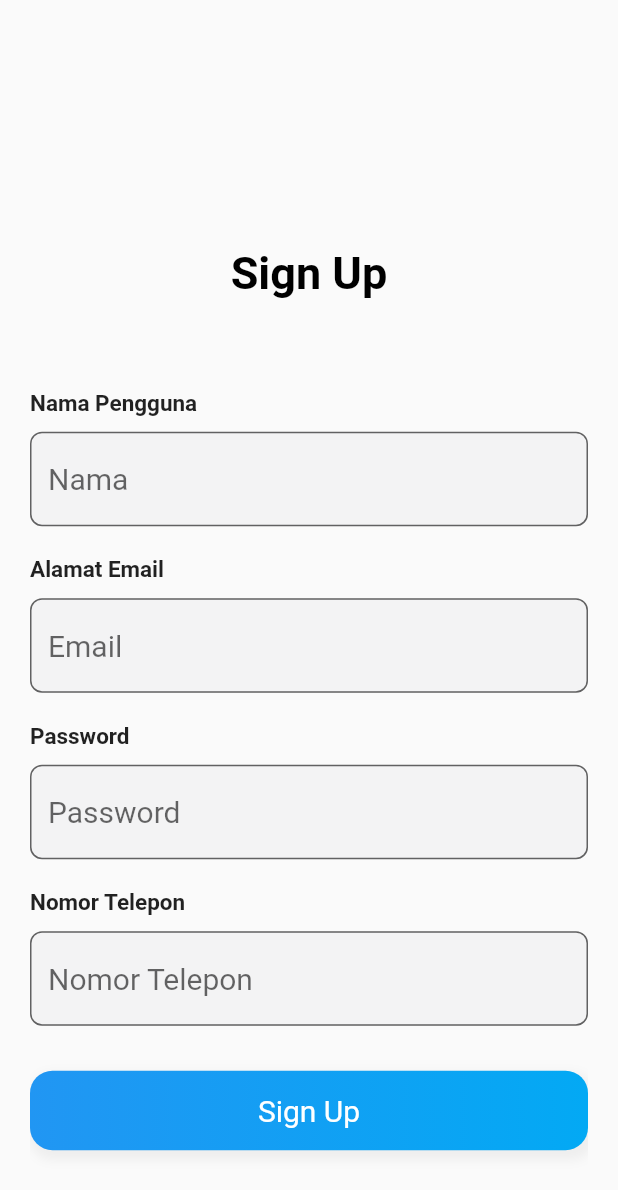
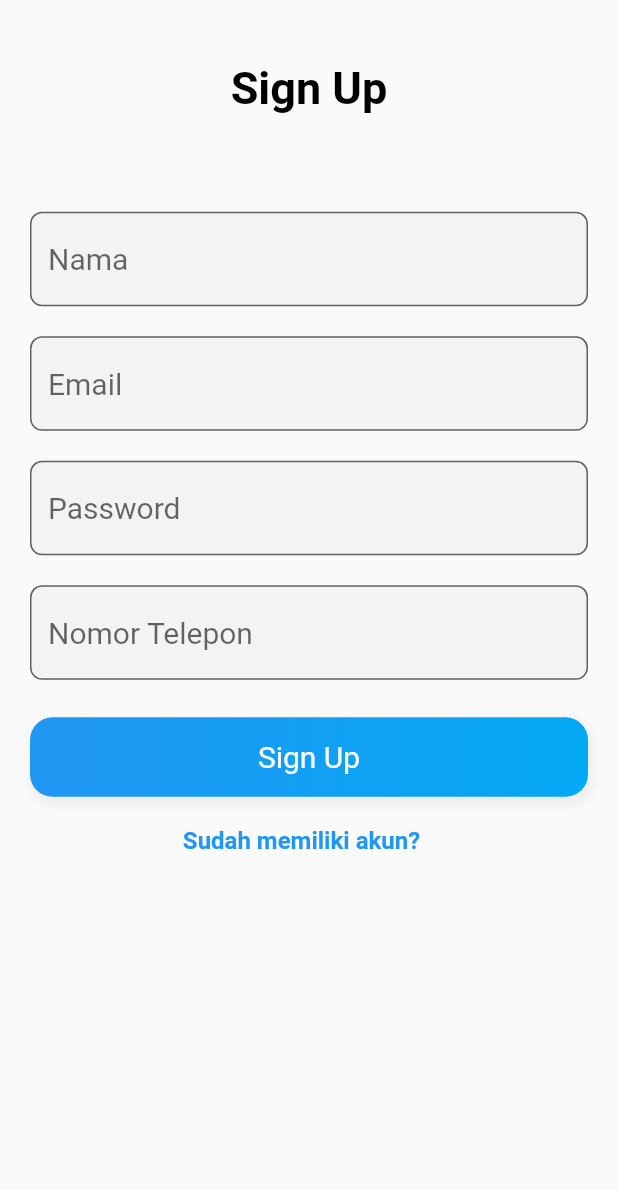
Before and after one commit to Madjidmarwan/Android-App-JobTasker, a Flutter app: the screen it shows after launch, on a phone screen of 412 x 824 dp. Shown: the top 1190 px of the screen. Run offline on Flutter 3.47's test engine with Material 2 defaults, Android fonts, the phone set to English and light mode, and no system bars.

Commit message:
Changed some widget to match the mockup

```diff
--- a/lib/screens/signup_page.dart
+++ b/lib/screens/signup_page.dart
@@ -32,7 +32,7 @@ class _SignUpPageState extends State<SignUpPage> {
                     crossAxisAlignment: CrossAxisAlignment.center,
                     mainAxisAlignment: MainAxisAlignment.center,
                     children: <Widget>[
-                      SizedBox(height: height * .2),
+                      SizedBox(height: height * .05),
                       RichText(
                         textAlign: TextAlign.center,
                         text: const TextSpan(
@@ -51,18 +51,11 @@ class _SignUpPageState extends State<SignUpPage> {
                         children: <Widget>[
                           Container(
                             margin: EdgeInsets.symmetric(
-                              vertical: 10,
+                              vertical: 5,
                             ),
                             child: Column(
                               crossAxisAlignment: CrossAxisAlignment.start,
                               children: <Widget>[
-                                Text(
-                                  "Nama Pengguna",
-                                  style: TextStyle(
-                                    fontWeight: FontWeight.bold,
-                                    fontSize: 15,
-                                  ),
-                                ),
                                 SizedBox(
                                   height: 10,
                                 ),
@@ -90,18 +83,11 @@ class _SignUpPageState extends State<SignUpPage> {
                           ),
                           Container(
                             margin: EdgeInsets.symmetric(
-                              vertical: 10,
+                              vertical: 5,
                             ),
                             child: Column(
                               crossAxisAlignment: CrossAxisAlignment.start,
                               children: <Widget>[
-                                Text(
-                                  "Alamat Email",
-                                  style: TextStyle(
-                                    fontWeight: FontWeight.bold,
-                                    fontSize: 15,
-                                  ),
-                                ),
                                 SizedBox(
                                   height: 10,
                                 ),
@@ -129,18 +115,11 @@ class _SignUpPageState extends State<SignUpPage> {
                           ),
                           Container(
                             margin: EdgeInsets.symmetric(
-                              vertical: 10,
+                              vertical: 5,
                             ),
                             child: Column(
                               crossAxisAlignment: CrossAxisAlignment.start,
                               children: <Widget>[
-                                Text(
-                                  "Password",
-                                  style: TextStyle(
-                                    fontWeight: FontWeight.bold,
-                                    fontSize: 15,
-                                  ),
-                                ),
                                 SizedBox(
                                   height: 10,
                                 ),
@@ -172,18 +151,11 @@ class _SignUpPageState extends State<SignUpPage> {
                           ),
                           Container(
                             margin: EdgeInsets.symmetric(
-                              vertical: 10,
+                              vertical: 5,
                             ),
                             child: Column(
                               crossAxisAlignment: CrossAxisAlignment.start,
                               children: <Widget>[
-                                Text(
-                                  "Nomor Telepon",
-                                  style: TextStyle(
-                                    fontWeight: FontWeight.bold,
-                                    fontSize: 15,
-                                  ),
-                                ),
                                 SizedBox(
                                   height: 10,
                                 ),
@@ -192,7 +164,6 @@ class _SignUpPageState extends State<SignUpPage> {
                                     fontSize: 20,
                                   ),
                                   textAlign: TextAlign.start,
-                                  obscureText: true,
                                   decoration: InputDecoration(
                                     hintText: "Nomor Telepon",
                                     border: OutlineInputBorder(
@@ -254,9 +225,6 @@ class _SignUpPageState extends State<SignUpPage> {
                           ),
                         ),
                       ),
-                      SizedBox(
-                        height: 30,
-                      ),
                       InkWell(
                         onTap: () {
                           Navigator.push(
@@ -268,7 +236,7 @@ class _SignUpPageState extends State<SignUpPage> {
                         },
                         child: Container(
                           margin: EdgeInsets.symmetric(
-                            vertical: 20,
+                            vertical: 5,
                           ),
                           padding: EdgeInsets.all(15),
                           alignment: Alignment.bottomCenter,
```
